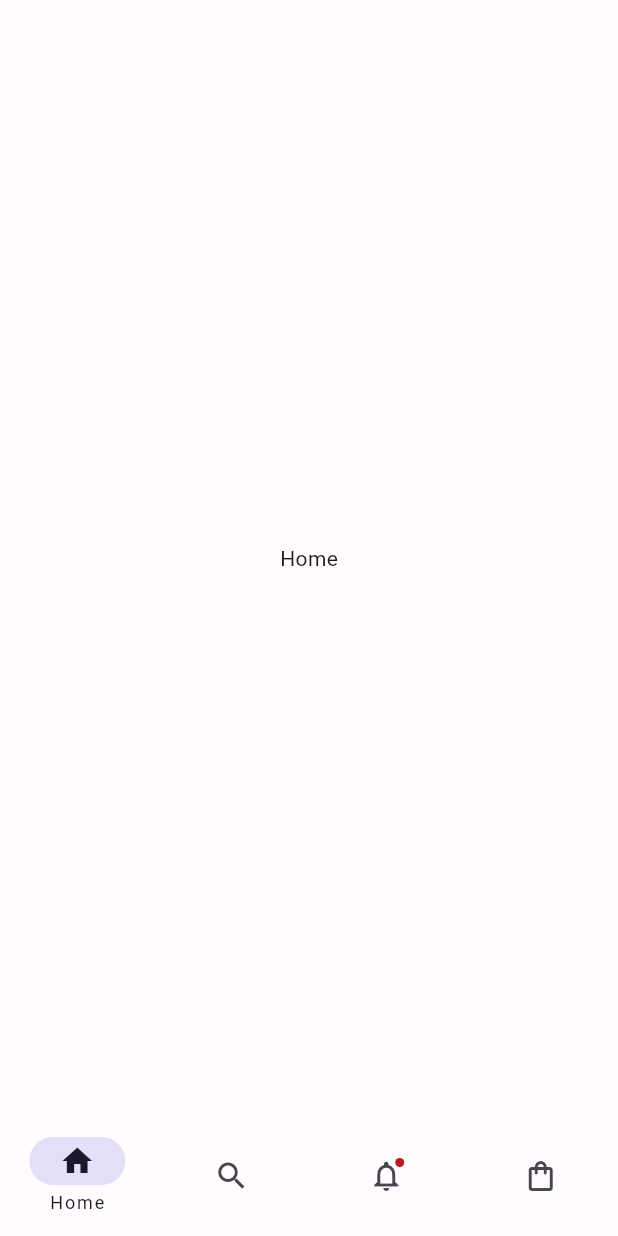
After one commit to LightM2/BrushStrokesFlutter, a Flutter app: the screen it shows after launch, on a phone screen of 412 x 824 dp. The commit adds this screen. Run offline on Flutter 3.47's test engine with Material 2 defaults, Android fonts, the phone set to English and light mode, and no system bars; our stand-ins replace bloc, equatable, flutter_bloc, google_fonts; generated files the repository leaves out were written again.

Commit message:
feature(navigation_bar): add notification badge, separate tabs screens

```diff
--- a/lib/base/nav_bar_items.dart
+++ /dev/null
@@ -1 +0,0 @@
-enum NavbarItem { HOME, SEARCH, NOTIFICATION, CART }
--- /dev/null
+++ b/lib/blocs/navigation/nav_bar_items.dart
@@ -0,0 +1 @@
+enum NavbarItem { HOME, SEARCH, NOTIFICATION, CART }
--- a/lib/blocs/navigation/navigation_cubit.dart
+++ b/lib/blocs/navigation/navigation_cubit.dart
@@ -1,5 +1,5 @@
 import 'package:bloc/bloc.dart';
-import 'package:brush_strokes/base/nav_bar_items.dart';
+import 'package:brush_strokes/blocs/navigation/nav_bar_items.dart';
 import 'package:equatable/equatable.dart';
 
 part 'navigation_state.dart';
@@ -13,7 +13,8 @@ class NavigationCubit extends Cubit<NavigationState> {
         emit(NavigationState(NavbarItem.HOME, 0));
         break;
       case NavbarItem.SEARCH:
-        emit(NavigationState(NavbarItem.SEARCH, 1));
+        emit(NavigationState(NavbarItem.SEARCH, 1,
+            isNotificationBadgeVisible: false));
         break;
       case NavbarItem.NOTIFICATION:
         emit(NavigationState(NavbarItem.NOTIFICATION, 2));
--- a/lib/blocs/navigation/navigation_state.dart
+++ b/lib/blocs/navigation/navigation_state.dart
@@ -1,11 +1,16 @@
+// ignore_for_file: must_be_immutable
+
 part of 'navigation_cubit.dart';
 
 class NavigationState extends Equatable {
   final NavbarItem navbarItem;
   final int index;
+  bool isNotificationBadgeVisible;
 
-  NavigationState(this.navbarItem, this.index);
+  NavigationState(this.navbarItem, this.index,
+      {this.isNotificationBadgeVisible = true});
 
   @override
-  List<Object> get props => [this.navbarItem, this.index];
+  List<Object> get props =>
+      [this.navbarItem, this.index, this.isNotificationBadgeVisible];
 }
--- /dev/null
+++ b/lib/ui/home/home_screen.dart
@@ -0,0 +1,13 @@
+import 'package:flutter/material.dart';
+
+class HomeScreen extends StatelessWidget {
+  const HomeScreen({super.key});
+
+  @override
+  Widget build(BuildContext context) {
+    return Container(
+      alignment: Alignment.center,
+      child: Text('Home'),
+    );
+  }
+}
--- a/lib/main.dart
+++ b/lib/ui/main.dart
@@ -1,7 +1,7 @@
 import 'package:brush_strokes/blocs/navigation/navigation_cubit.dart';
 import 'package:brush_strokes/ui/theme/colors.dart';
 import 'package:brush_strokes/ui/theme/typography.dart';
-import 'package:brush_strokes/ui/root_screen.dart';
+import 'package:brush_strokes/ui/root/root_screen.dart';
 import 'package:flutter/material.dart';
 import 'package:flutter_bloc/flutter_bloc.dart';
 
--- a/lib/ui/root_screen.dart
+++ b/lib/ui/root/root_screen.dart
@@ -1,5 +1,9 @@
-import 'package:brush_strokes/base/nav_bar_items.dart';
+import 'package:brush_strokes/blocs/navigation/nav_bar_items.dart';
 import 'package:brush_strokes/blocs/navigation/navigation_cubit.dart';
+import 'package:brush_strokes/ui/cart/cart_screen.dart';
+import 'package:brush_strokes/ui/home/home_screen.dart';
+import 'package:brush_strokes/ui/notification/notification_screen.dart';
+import 'package:brush_strokes/ui/search/search_screen.dart';
 import 'package:flutter/material.dart';
 import 'package:flutter_bloc/flutter_bloc.dart';
 
@@ -46,7 +50,10 @@ class _RootScreenState extends State<RootScreen> {
               ),
               NavigationDestination(
                 selectedIcon: Icon(Icons.notifications),
-                icon: Icon(Icons.notifications_none),
+                icon: Badge(
+                  isLabelVisible: true,
+                  child: Icon(Icons.notifications_none),
+                ),
                 label: 'Notification',
               ),
               NavigationDestination(
@@ -61,25 +68,13 @@ class _RootScreenState extends State<RootScreen> {
       body: BlocBuilder<NavigationCubit, NavigationState>(
         builder: (context, state) {
           if (state.navbarItem == NavbarItem.HOME) {
-            return Container(
-              alignment: Alignment.center,
-              child: Text(state.navbarItem.name),
-            );
+            return HomeScreen();
           } else if (state.navbarItem == NavbarItem.SEARCH) {
-            return Container(
-              alignment: Alignment.center,
-              child: Text(state.navbarItem.name),
-            );
+            return SearchScreen();
           } else if (state.navbarItem == NavbarItem.NOTIFICATION) {
-            return Container(
-              alignment: Alignment.center,
-              child: Text(state.navbarItem.name),
-            );
+            return NotificationScreen();
           } else if (state.navbarItem == NavbarItem.CART) {
-            return Container(
-              alignment: Alignment.center,
-              child: Text(state.navbarItem.name),
-            );
+            return CartScreen();
           }
           return Container();
         },
--- a/lib/ui/theme/colors.dart
+++ b/lib/ui/theme/colors.dart
@@ -36,13 +36,13 @@ const lightColorScheme = ColorScheme(
 
 const darkColorScheme = ColorScheme(
   brightness: Brightness.dark,
-  primary: Color(0xFFC1C1FF),
+  primary: Color(0xFF5455A9),
   onPrimary: Color(0xFF242478),
   primaryContainer: Color(0xFF3C3D8F),
   onPrimaryContainer: Color(0xFFE1DFFF),
   secondary: Color(0xFFC6C4DD),
   onSecondary: Color(0xFF2F2F42),
-  secondaryContainer: Color(0xFF454559),
+  secondaryContainer: Color(0xFF5455A9),
   onSecondaryContainer: Color(0xFFE2E0F9),
   tertiary: Color(0xFFE9B9D3),
   onTertiary: Color(0xFF46263A),
@@ -52,12 +52,12 @@ const darkColorScheme = ColorScheme(
   errorContainer: Color(0xFF93000A),
   onError: Color(0xFF690005),
   onErrorContainer: Color(0xFFFFDAD6),
-  background: Color(0xFF1C1B1F),
+  background: Color(0xFF212223),
   onBackground: Color(0xFFE5E1E6),
   surface: Color(0xFF1C1B1F),
   onSurface: Color(0xFFC8C5CA),
   surfaceVariant: Color(0xFF47464F),
-  onSurfaceVariant: Color(0xFFC8C5D0),
+  onSurfaceVariant: Color(0xFF9698A2),
   outline: Color(0xFF918F9A),
   onInverseSurface: Color(0xFF1C1B1F),
   inverseSurface: Color(0xFFE5E1E6),
```
Also changed, not shown: lib/ui/cart/cart_screen.dart (added, +13 -0 lines), lib/ui/notification/notification_screen.dart (added, +13 -0 lines), lib/ui/search/search_screen.dart (added, +13 -0 lines), 1 other file.
